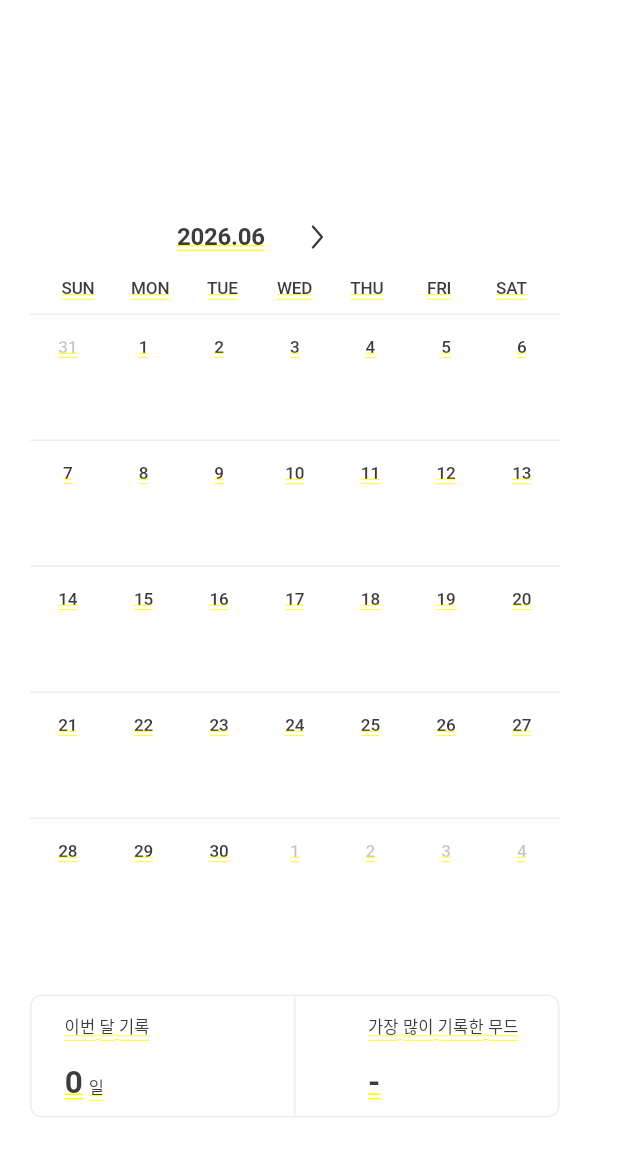
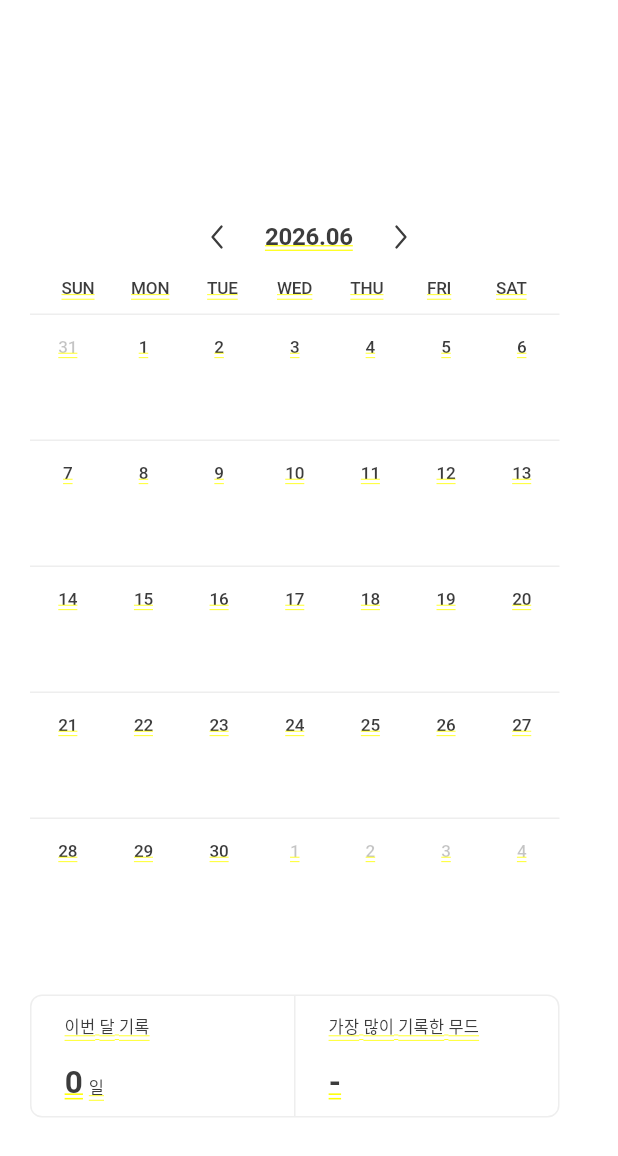
Before and after one commit to cherrymixy/fitzy, a Flutter app: the CalendarScreen screen opened directly, on a phone screen of 412 x 824 dp. Shown: the top 1156 px of the screen. Run offline on Flutter 3.47's test engine with Material 3 defaults, Android fonts, the phone set to English and light mode, and no system bars; our stand-ins replace flutter_svg, image_picker, shared_preferences; accounts and stored records are empty; Roboto replaces fonts that are missing (Pretendard).

Commit message:
fix: STEP 12-Calendar 헤더 중앙정렬+이전달 버튼, 통계 좌측정렬
- 월 헤더: 좌측 이동(arrow-left) 버튼 추가 + 중앙정렬 (< 2026.06 >)
- 월 통계 블록: Center→Align.centerLeft (라벨·값 좌측정렬, 좌측 여백 축소)

analyze 무이슈, test 21개 통과. (검증용 임시 탭 인덱스 복원)

Co-Authored-By: Claude Opus 4.8 <noreply@anthropic.com>

```diff
--- a/lib/screens/calendar_screen.dart
+++ b/lib/screens/calendar_screen.dart
@@ -86,14 +86,26 @@ class _CalendarScreenState extends State<CalendarScreen> {
 
     return Stack(
       children: [
-        // 월 헤더 (SSOT left 118, top 146)
+        // 월 헤더 (중앙정렬, 좌/우 이동 버튼)
         Positioned(
-          left: 118,
+          left: 0,
+          right: 0,
           top: 146,
+          child: Center(
             child: Row(
+              mainAxisSize: MainAxisSize.min,
               children: [
+                GestureDetector(
+                  onTap: () => _shiftMonth(-1),
+                  child: SvgPicture.asset(
+                    'assets/images/icons/arrow-left.svg',
+                    width: 24,
+                    height: 24,
+                  ),
+                ),
+                const SizedBox(width: 20),
                 Text(monthPrefix, style: AppTextStyles.calendarMonth),
-              const SizedBox(width: 23),
+                const SizedBox(width: 20),
                 GestureDetector(
                   onTap: () => _shiftMonth(1),
                   child: SvgPicture.asset(
@@ -103,6 +115,7 @@ class _CalendarScreenState extends State<CalendarScreen> {
                   ),
                 ),
               ],
+            ),
           ),
         ),
         // 요일 (SSOT left 28, top 187, width 337)
@@ -278,7 +291,8 @@ class _CalendarScreenState extends State<CalendarScreen> {
   Widget _summaryBlock(String label, Widget value) {
     return Padding(
       padding: const EdgeInsets.only(left: 22),
-      child: Center(
+      child: Align(
+        alignment: Alignment.centerLeft,
         child: SizedBox(
           height: 55,
           child: Column(
```
Lines whose indentation alone changed are shown as unchanged.
